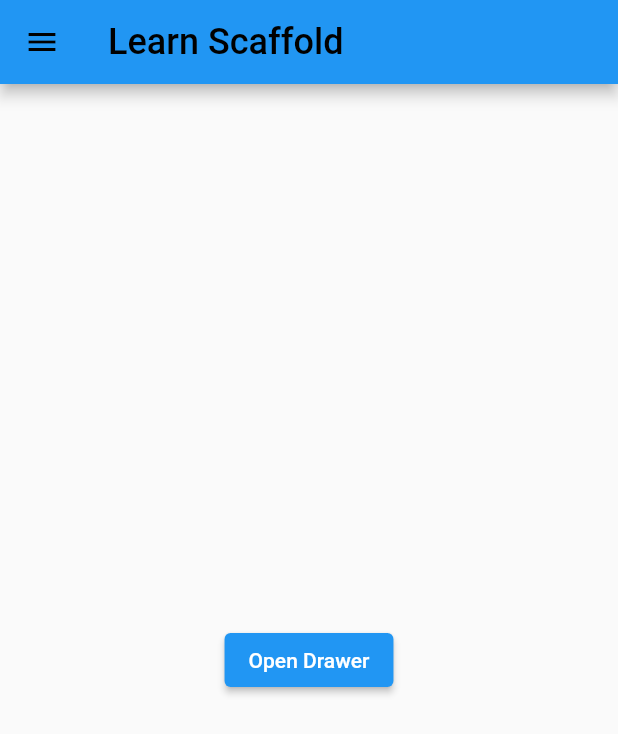
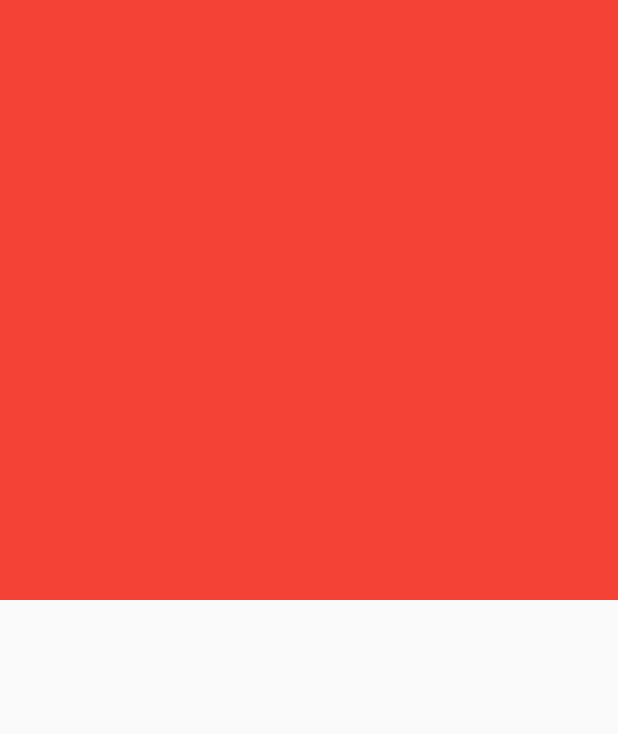
Before and after one commit to Nasibali144/pdp_lesson, a Flutter app: the screen it shows after launch, on a phone screen of 412 x 824 dp. Shown: the top 734 px of the screen. Run offline on Flutter 3.47's test engine with Material 2 defaults, Android fonts, the phone set to English and light mode, and no system bars.

Commit message:
Flutter B17 commit 7: Scaffold

```diff
--- a/lib/main.dart
+++ b/lib/main.dart
@@ -1,6 +1,9 @@
 import 'package:flutter/material.dart';
 import 'package:pdp_lesson/pages/lesson_eight.dart';
 import 'package:pdp_lesson/pages/lesson_eleven.dart';
+import 'package:pdp_lesson/pages/lesson_eleven_one.dart';
+import 'package:pdp_lesson/pages/lesson_eleven_three.dart';
+import 'package:pdp_lesson/pages/lesson_eleven_two.dart';
 import 'package:pdp_lesson/pages/lesson_nine.dart';
 import 'package:pdp_lesson/pages/lesson_ten.dart';
 import 'package:pdp_lesson/pages/page_list.dart';
@@ -26,13 +29,16 @@ class MyApp extends StatelessWidget {
           titleTextStyle: TextStyle(color: Colors.black, fontSize: 24, fontWeight: FontWeight.w500)
         )
       ),
-      home: LessonEleven(),
+      home: LessonElevenThree(),
       routes: {
         LessonEight.id: (context) => LessonEight(),
         LessonNine.id: (context) => LessonNine(),
         LessonTen.id: (context) => LessonTen(),
         ListPage.id: (context) => ListPage(),
         LessonEleven.id: (context) => LessonEleven(),
+        LessonElevenOne.id: (context) => LessonElevenOne(),
+        LessonElevenTwo.id: (context) => LessonElevenTwo(),
+        LessonElevenThree.id: (context) => LessonElevenThree(),
       },
     );
   }
--- /dev/null
+++ b/lib/pages/lesson_eleven_three.dart
@@ -0,0 +1,49 @@
+import 'package:flutter/material.dart';
+
+class LessonElevenThree extends StatefulWidget {
+  static const id = "/lesson_eleven_three";
+  const LessonElevenThree({Key? key}) : super(key: key);
+
+  @override
+  State<LessonElevenThree> createState() => _LessonElevenThreeState();
+}
+
+class _LessonElevenThreeState extends State<LessonElevenThree> {
+  @override
+  Widget build(BuildContext context) {
+    return Scaffold(
+      body: ListView(
+        scrollDirection: Axis.vertical,
+        // reverse: true,
+        primary: false,
+        children: [
+          Container(
+            height: 400,
+            width: 400,
+            color: Colors.red,
+          ),
+          // Container(
+          //   height: 400,
+          //   width: 400,
+          //   color: Colors.blue,
+          // ),
+          // Container(
+          //   height: 400,
+          //   width: 400,
+          //   color: Colors.green,
+          // ),
+          // Container(
+          //   height: 400,
+          //   width: 400,
+          //   color: Colors.yellow,
+          // ),
+          // Container(
+          //   height: 400,
+          //   width: 400,
+          //   color: Colors.brown,
+          // ),
+        ],
+      ),
+    );
+  }
+}
```
Also changed, not shown: lib/pages/lesson_eleven_one.dart (added, +75 -0 lines), lib/pages/lesson_eleven_two.dart (added, +75 -0 lines).
